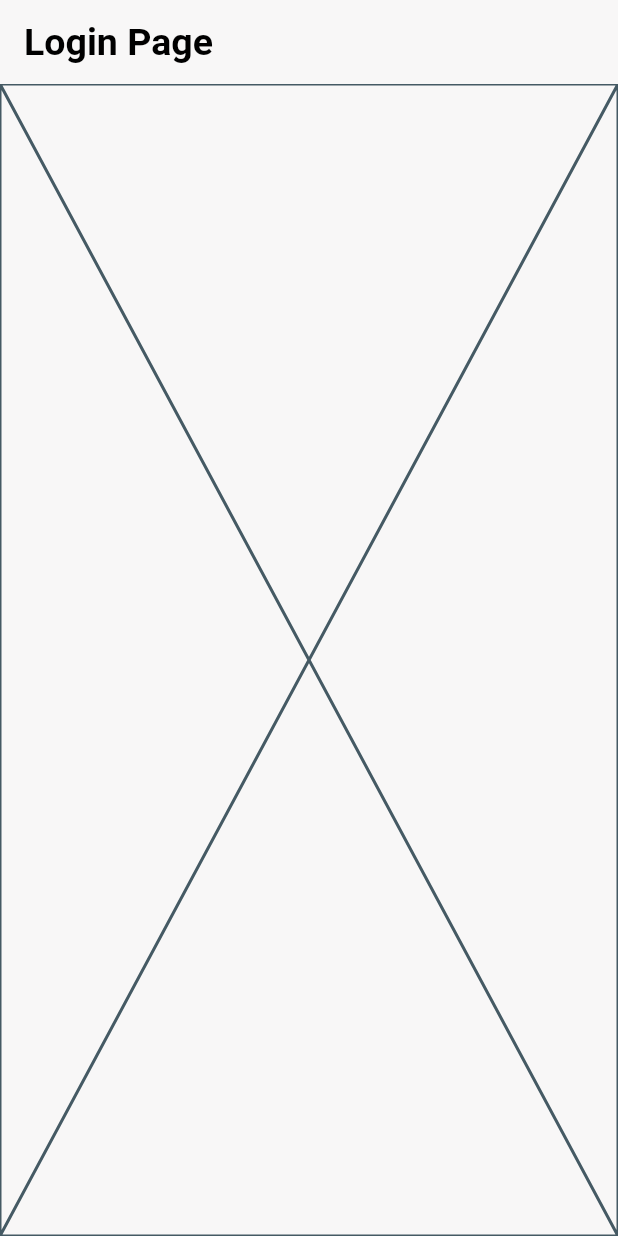
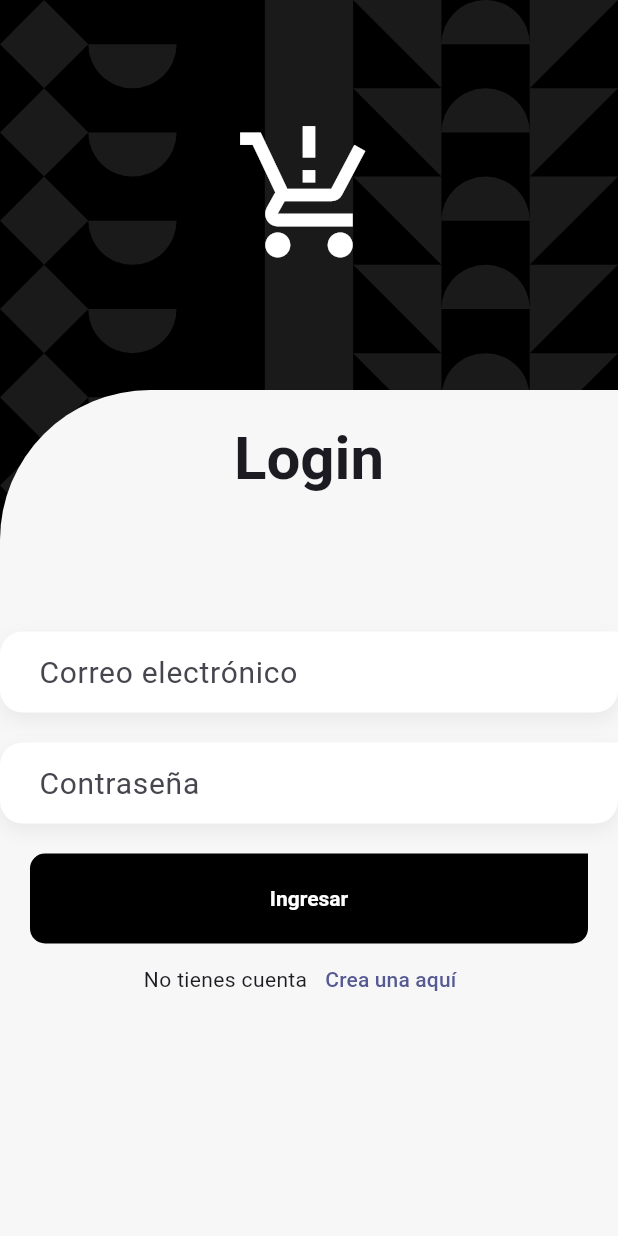
Before and after one commit to szuluaga-beep/teslo_app, a Flutter app: the screen it shows after launch, on a phone screen of 412 x 824 dp. Run offline on Flutter 3.47's test engine with Material 3 defaults, Android fonts, the phone set to English and light mode, and no system bars; our stand-ins replace go_router, google_fonts.

Commit message:
creando pantalla de login

```diff
--- a/lib/features/auth/presentation/screens/login_screen.dart
+++ b/lib/features/auth/presentation/screens/login_screen.dart
@@ -1,15 +1,108 @@
 import 'package:flutter/material.dart';
+import 'package:go_router/go_router.dart';
+import 'package:teslo_app/features/shared/shared.dart';
 
 class LoginScreen extends StatelessWidget {
   const LoginScreen({super.key});
 
   @override
   Widget build(BuildContext context) {
-    return Scaffold(
-      appBar: AppBar(
-        title: const Text('Login Page'),
+    final size = MediaQuery.of(context).size;
+    final scaffoldBackgroundColor = Theme.of(context).scaffoldBackgroundColor;
+
+    return GestureDetector(
+      onTap: () => FocusManager.instance.primaryFocus?.unfocus(),
+      child: Scaffold(
+        // appBar: AppBar(title: const Text('Login')),
+        body: GeometricalBackground(
+          child: SingleChildScrollView(
+            physics: const ClampingScrollPhysics(),
+            child: Column(
+              crossAxisAlignment: CrossAxisAlignment.center,
+              children: [
+                const SizedBox(
+                  height: 80,
+                ),
+                const Icon(
+                  Icons.production_quantity_limits,
+                  color: Colors.white,
+                  size: 100,
+                ),
+                const SizedBox(
+                  height: 80,
+                ),
+                Container(
+                  width: double.infinity,
+                  // 160 de los sizedbox y 100 del icono
+                  height: size.height - 260,
+                  decoration: BoxDecoration(
+                      color: scaffoldBackgroundColor,
+                      borderRadius: const BorderRadius.only(
+                          topLeft: Radius.circular(100))),
+                  child: const _LoginForm(),
+                )
+              ],
+            ),
+          ),
+        ),
       ),
-      body: const Placeholder(),
     );
   }
 }
+
+class _LoginForm extends StatelessWidget {
+  const _LoginForm();
+
+  @override
+  Widget build(BuildContext context) {
+    final textStyle = Theme.of(context).textTheme;
+
+    return Column(
+      children: [
+        const SizedBox(
+          height: 20,
+        ),
+        Text(
+          'Login',
+          style: textStyle.titleLarge,
+        ),
+        const SizedBox(
+          height: 90,
+        ),
+        const CustomTextForm(
+          hintText: 'Correo electrónico',
+          keyBoardType: TextInputType.emailAddress,
+        ),
+        const SizedBox(
+          height: 20,
+        ),
+        const CustomTextForm(
+          obscureText: true,
+          hintText: 'Contraseña',
+        ),
+        const SizedBox(
+          height: 20,
+        ),
+        Padding(
+          padding: const EdgeInsets.symmetric(horizontal: 20),
+          child: SizedBox(
+              width: double.infinity,
+              height: 60,
+              child: CustomFilledButton(
+                text: 'Ingresar',
+                color: Colors.black,
+                onPressed: () {},
+              )),
+        ),
+
+        Row(
+          mainAxisAlignment: MainAxisAlignment.center,
+          children: [
+            const Text('No tienes cuenta'),
+            TextButton(onPressed: () => context.push('/register'), child: const Text('Crea una aquí'))
+          ],
+        )
+      ],
+    );
+  }
+}
--- /dev/null
+++ b/lib/features/shared/widgets/custom_text_form.dart
@@ -0,0 +1,71 @@
+import 'package:flutter/material.dart';
+
+class CustomTextForm extends StatelessWidget {
+  final String? label;
+  final bool obscureText;
+  final TextInputType? keyBoardType;
+  final String? hintText;
+  final String? errorMessage;
+  final Function(String)? onChanged;
+  final String? Function(String?)? validator;
+
+  const CustomTextForm(
+      {super.key,
+      this.obscureText = false,
+      this.errorMessage,
+      this.keyBoardType,
+      this.label,
+      this.hintText,
+      this.onChanged,
+      this.validator});
+
+  @override
+  Widget build(BuildContext context) {
+    final colors = Theme.of(context).colorScheme;
+
+    final border = OutlineInputBorder(
+        borderSide: const BorderSide(color: Colors.transparent),
+        borderRadius: BorderRadius.circular(40));
+
+    const borderRadius = Radius.circular(15);
+
+    return Container(
+      padding: const EdgeInsets.symmetric(horizontal: 10),
+      decoration: BoxDecoration(
+          color: Colors.white,
+          borderRadius: const BorderRadius.only(
+              topLeft: borderRadius,
+              bottomLeft: borderRadius,
+              bottomRight: borderRadius),
+          boxShadow: [
+            BoxShadow(
+                color: Colors.black.withOpacity(0.06),
+                blurRadius: 10,
+                offset: const Offset(0, 5))
+          ]),
+      child: TextFormField(
+        obscureText: obscureText,
+        onChanged: onChanged,
+        validator: validator,
+        keyboardType: keyBoardType,
+        style: const TextStyle(fontSize: 20, color: Colors.black54),
+        decoration: InputDecoration(
+          floatingLabelStyle: const TextStyle(
+              color: Colors.black, fontWeight: FontWeight.bold, fontSize: 18),
+          enabledBorder: border,
+          focusedBorder: border,
+          errorBorder: border.copyWith(
+              borderSide: BorderSide(color: Colors.red.shade800)),
+          focusedErrorBorder: border.copyWith(
+              borderSide: BorderSide(color: Colors.red.shade800)),
+          isDense: true,
+          label: label != null ? Text(label!) : null,
+          hintText: hintText,
+          errorText: errorMessage,
+          focusColor: colors.primary,
+          // icon: Icon( Icons.supervised_user_circle_outlined, color: colors.primary, )
+        ),
+      ),
+    );
+  }
+}
--- /dev/null
+++ b/lib/features/shared/widgets/geometrical_background.dart
@@ -0,0 +1,296 @@
+import 'dart:math' show pi;
+import 'package:flutter/material.dart';
+
+class GeometricalBackground extends StatelessWidget {
+  final Widget child;
+
+  const GeometricalBackground({super.key, required this.child});
+
+  @override
+  Widget build(BuildContext context) {
+    final size = MediaQuery.of(context).size;
+    final backgroundColor = Theme.of(context).scaffoldBackgroundColor;
+    final borderSize = size.width / 7;
+
+    final shapeWidgets = [
+      _Circle(borderSize: borderSize),
+      _Square(borderSize: borderSize),
+      _RightTriangle(borderSize),
+      _LeftTriangle(borderSize),
+      _Diamond(borderSize),
+      _SemiCircle(borderSize),
+      _SemiCircleInverted(borderSize),
+    ];
+
+    return SizedBox.expand(
+      child: Stack(
+        children: [
+          Positioned(
+              child: Container(
+            color: backgroundColor,
+          )),
+          Container(
+            height: size.height * 0.7,
+            decoration: const BoxDecoration(color: Colors.black),
+            child: Column(
+              children: [
+                ShapeRow(shapeWidgets: shapeWidgets),
+                ShapeRow(shapeWidgets: shapeWidgets),
+                ShapeRow(shapeWidgets: shapeWidgets),
+                ShapeRow(shapeWidgets: shapeWidgets),
+                ShapeRow(shapeWidgets: shapeWidgets),
+                ShapeRow(shapeWidgets: shapeWidgets),
+              ],
+            ),
+          ),
+          child,
+        ],
+      ),
+    );
+  }
+}
+
+class ShapeRow extends StatefulWidget {
+  const ShapeRow({
+    super.key,
+    required this.shapeWidgets,
+  });
+
+  final List<Widget> shapeWidgets;
+
+  @override
+  State<ShapeRow> createState() => _ShapeRowState();
+}
+
+class _ShapeRowState extends State<ShapeRow> {
+
+  late List<Widget> shapeMixedUp;
+
+  @override
+  void initState() {
+    super.initState();
+    shapeMixedUp = [...widget.shapeWidgets];
+    shapeMixedUp.shuffle();
+  }
+
+  @override
+  Widget build(BuildContext context) {
+    return Row(children: shapeMixedUp);
+  }
+}
+
+class _Circle extends StatelessWidget {
+  final double borderSize;
+  const _Circle({required this.borderSize});
+
+  @override
+  Widget build(BuildContext context) {
+    return Container(
+      width: borderSize,
+      height: borderSize,
+      decoration: BoxDecoration(borderRadius: BorderRadius.circular(50)),
+    );
+  }
+}
+
+class _Square extends StatelessWidget {
+  final double borderSize;
+  const _Square({required this.borderSize});
+
+  @override
+  Widget build(BuildContext context) {
+    return Container(
+      width: borderSize,
+      height: borderSize,
+      decoration: const BoxDecoration(color: Colors.white10),
+    );
+  }
+}
+
+class _RightTriangle extends StatelessWidget {
+  final double borderSize;
+
+  const _RightTriangle(this.borderSize);
+
+  @override
+  Widget build(BuildContext context) {
+    return SizedBox(
+      width: borderSize,
+      height: borderSize,
+      child: CustomPaint(
+        painter: _RightTrianglePainter(),
+      ),
+    );
+  }
+}
+
+class _RightTrianglePainter extends CustomPainter {
+  @override
+  void paint(Canvas canvas, Size size) {
+    final paint = Paint()
+      ..color = Colors.white10
+      ..style = PaintingStyle.fill;
+
+    final path = Path();
+    path
+      ..lineTo(size.width, 0)
+      ..lineTo(0, size.height);
+
+    canvas.drawPath(path, paint);
+  }
+
+  @override
+  bool shouldRepaint(_RightTrianglePainter oldDelegate) => false;
+}
+
+class _LeftTriangle extends StatelessWidget {
+  final double borderSize;
+
+  const _LeftTriangle(this.borderSize);
+
+  @override
+  Widget build(BuildContext context) {
+    return SizedBox(
+      width: borderSize,
+      height: borderSize,
+      child: CustomPaint(
+        painter: _LeftTrianglePainter(),
+      ),
+    );
+  }
+}
+
+class _LeftTrianglePainter extends CustomPainter {
+  @override
+  void paint(Canvas canvas, Size size) {
+    final paint = Paint()
+      ..color = Colors.white10
+      ..style = PaintingStyle.fill;
+
+    final path = Path();
+    path
+      ..lineTo(size.width, 0)
+      ..lineTo(size.width, size.height);
+
+    canvas.drawPath(path, paint);
+  }
+
+  @override
+  bool shouldRepaint(_LeftTrianglePainter oldDelegate) => false;
+}
+
+class _Diamond extends StatelessWidget {
+  final double borderSize;
+
+  const _Diamond(this.borderSize);
+
+  @override
+  Widget build(BuildContext context) {
+    return SizedBox(
+      width: borderSize,
+      height: borderSize,
+      child: CustomPaint(
+        painter: _DiamondPainter(),
+      ),
+    );
+  }
+}
+
+class _DiamondPainter extends CustomPainter {
+  @override
+  void paint(Canvas canvas, Size size) {
+    final paint = Paint()
+      ..color = Colors.white10
+      ..style = PaintingStyle.fill;
+
+    final path = Path();
+    path
+      ..moveTo(size.width * 0.5, 0)
+      ..lineTo(0, size.height * 0.5)
+      ..lineTo(size.width * 0.5, size.height)
+      ..lineTo(size.width, size.height * 0.5);
+
+    canvas.drawPath(path, paint);
+  }
+
+  @override
+  bool shouldRepaint(_DiamondPainter oldDelegate) => false;
+}
+
+class _SemiCircle extends StatelessWidget {
+  final double borderSize;
+
+  const _SemiCircle(this.borderSize);
+
+  @override
+  Widget build(BuildContext context) {
+    return SizedBox(
+      width: borderSize,
+      height: borderSize,
+      child: CustomPaint(
+        painter: _SemiCirclePainter(),
+      ),
+    );
+  }
+}
+
+class _SemiCirclePainter extends CustomPainter {
+  @override
+  void paint(Canvas canvas, Size size) {
+    final paint = Paint()
+      ..color = Colors.white10
+      ..style = PaintingStyle.fill;
+
+    canvas.drawArc(
+        Rect.fromCenter(
+            center: Offset(size.height / 2, size.width / 2),
+            width: size.width,
+            height: size.height),
+        pi,
+        pi,
+        false,
+        paint);
+  }
+
+  @override
+  bool shouldRepaint(_SemiCirclePainter oldDelegate) => false;
+}
+
+class _SemiCircleInverted extends StatelessWidget {
+  final double borderSize;
+
+  const _SemiCircleInverted(this.borderSize);
+
+  @override
+  Widget build(BuildContext context) {
+    return SizedBox(
+      width: borderSize,
+      height: borderSize,
+      child: CustomPaint(
+        painter: _SemiCircleInvertedPainter(),
+      ),
+    );
+  }
+}
+
+class _SemiCircleInvertedPainter extends CustomPainter {
+  @override
+  void paint(Canvas canvas, Size size) {
+    final paint = Paint()
+      ..color = Colors.white10
+      ..style = PaintingStyle.fill;
+
+    canvas.drawArc(
+        Rect.fromCenter(
+            center: Offset(size.height / 2, size.width / 2),
+            width: size.width,
+            height: size.height),
+        pi,
+        -pi,
+        false,
+        paint);
+  }
+
+  @override
+  bool shouldRepaint(_SemiCircleInvertedPainter oldDelegate) => false;
+}
--- a/lib/features/shared/widgets/widgets.dart
+++ b/lib/features/shared/widgets/widgets.dart
@@ -1,2 +1,4 @@
 export 'custom_filled_button.dart';
+export 'custom_text_form.dart';
+export 'geometrical_background.dart';
 export 'side_menu.dart';
```
